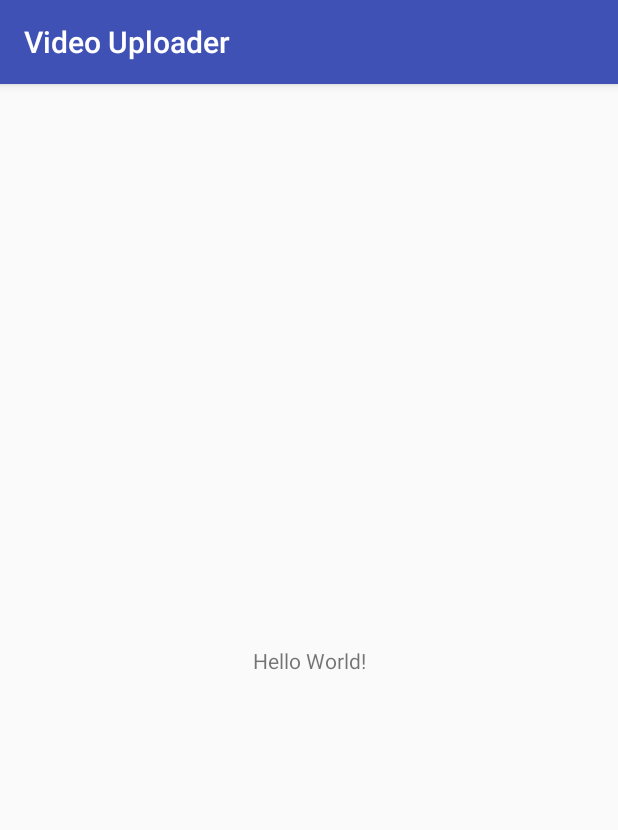
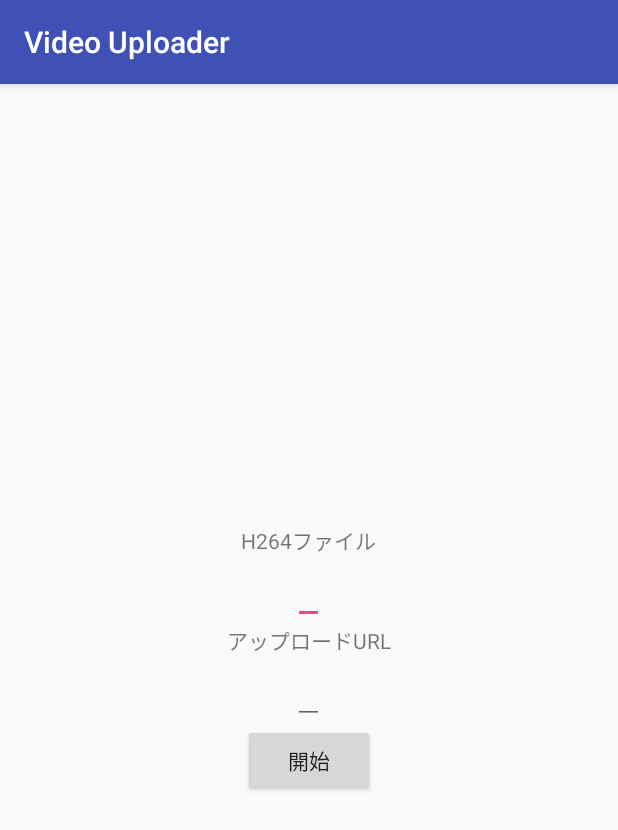
Before and after one commit to kcmkcm1234/android-video-uploader, an Android app: the screen it shows after launch (MainActivity), on a phone screen of 412 x 824 dp. Shown: the top 830 px of the screen. Run offline under Robolectric (Android 15) with nearby library versions, the phone set to English and light mode, and no system bars.

Commit message:
形を整えた

```diff
--- /dev/null
+++ b/app/src/main/java/jp/realglobe/android/uploader/video/app/MainActivity.java
@@ -0,0 +1,136 @@
+package jp.realglobe.android.uploader.video.app;
+
+import android.Manifest;
+import android.content.SharedPreferences;
+import android.content.pm.PackageManager;
+import android.os.Build;
+import android.os.Bundle;
+import android.os.Environment;
+import android.preference.PreferenceManager;
+import android.support.annotation.NonNull;
+import android.support.v4.app.ActivityCompat;
+import android.support.v7.app.AppCompatActivity;
+import android.util.Log;
+import android.view.View;
+import android.widget.Button;
+import android.widget.EditText;
+import android.widget.Toast;
+
+import java.io.BufferedInputStream;
+import java.io.File;
+import java.io.FileInputStream;
+import java.io.IOException;
+import java.io.InputStream;
+import java.util.Arrays;
+import java.util.concurrent.ExecutorService;
+import java.util.concurrent.Executors;
+import java.util.concurrent.Future;
+import java.util.concurrent.atomic.AtomicBoolean;
+
+import jp.realglobe.android.uploader.video.RtmpUploader;
+import jp.realglobe.android.uploader.video.VideoQueue;
+
+public class MainActivity extends AppCompatActivity {
+
+    private static final String TAG = MainActivity.class.getName();
+
+    private static final String KEY_PATH = "path";
+    private static final String KEY_URL = "url";
+
+    private static final long QUEUE_CAPACITY = 1 << 23; // 8MB
+    private static final long QUEUE_THRESHOLD = 1 << 20; // 1MB
+    private static final int DATA_SIZE = (1_000 << 10) / 8; // 1000Kb
+    private static final long READ_INTERVAL = 100; // ミリ秒
+
+    private static final String[] PERMISSIONS = new String[]{
+            Manifest.permission.INTERNET,
+            Manifest.permission.READ_EXTERNAL_STORAGE,
+            Manifest.permission.WRITE_EXTERNAL_STORAGE,
+    };
+    private static final int PERMISSION_REQUEST_CODE = 30236;
+
+    @Override
+    protected void onCreate(Bundle savedInstanceState) {
+        super.onCreate(savedInstanceState);
+        setContentView(R.layout.activity_main);
+
+        checkPermission();
+    }
+
+    /**
+     * 権限を確認する
+     */
+    private void checkPermission() {
+        if (Build.VERSION.SDK_INT >= Build.VERSION_CODES.M) {
+            ActivityCompat.requestPermissions(this, PERMISSIONS, PERMISSION_REQUEST_CODE);
+        } else {
+            start();
+        }
+    }
+
+    @Override
+    public void onRequestPermissionsResult(int requestCode, @NonNull String[] permissions, @NonNull int[] grantResults) {
+        if (requestCode != PERMISSION_REQUEST_CODE) {
+            return;
+        }
+
+        for (int i = 0; i < permissions.length; i++) {
+            if (grantResults[i] != PackageManager.PERMISSION_GRANTED) {
+                Toast.makeText(this, R.string.notification_permissions, Toast.LENGTH_LONG).show();
+                Log.w(TAG, permissions[i] + " are denied");
+                return;
+            }
+        }
+
+        start();
+    }
+
+    private void start() {
+        final EditText editPath = (EditText) findViewById(R.id.edit_path);
+        final EditText editUrl = (EditText) findViewById(R.id.edit_url);
+        final Button buttonStart = (Button) findViewById(R.id.button_start);
+
+        final SharedPreferences preferences = PreferenceManager.getDefaultSharedPreferences(getApplicationContext());
+        editPath.setText(preferences.getString(KEY_PATH, (new File(getExternalFilesDir(Environment.DIRECTORY_MOVIES), "video.h264")).getAbsolutePath()));
+        editUrl.setText(preferences.getString(KEY_URL, "rtmp://example.com/live/0"));
+
+        final ExecutorService executor = Executors.newCachedThreadPool();
+
+        buttonStart.setOnClickListener((View v) -> {
+            buttonStart.setEnabled(false);
+
+            final String path = editPath.getText().toString();
+            final String url = editUrl.getText().toString();
+
+            preferences.edit().putString(KEY_PATH, path).putString(KEY_URL, url).apply();
+
+            final AtomicBoolean running = new AtomicBoolean(true);
+            final VideoQueue queue = new VideoQueue(QUEUE_CAPACITY, QUEUE_THRESHOLD);
+
+            final RtmpUploader uploader = new RtmpUploader(queue, url, () -> {
+                running.set(false);
+                runOnUiThread(() -> buttonStart.setEnabled(true));
+            });
+            final Future<?> future = executor.submit(uploader);
+            executor.submit(() -> {
+                try (final InputStream input = new BufferedInputStream(new FileInputStream(path))) {
+                    final byte[] buff = new byte[DATA_SIZE];
+                    while (running.get()) {
+                        final int size = input.read(buff);
+                        if (size <= 0) {
+                            break;
+                        }
+                        queue.offer(Arrays.copyOf(buff, size));
+                        Thread.sleep(READ_INTERVAL);
+                    }
+                } catch (IOException e) {
+                    Log.e(TAG, "File error", e);
+                } catch (InterruptedException e) {
+                    // 終了
+                } finally {
+                    future.cancel(true);
+                }
+            });
+        });
+    }
+}
--- a/app/src/main/res/layout/activity_main.xml
+++ b/app/src/main/res/layout/activity_main.xml
@@ -1,18 +1,42 @@
 <?xml version="1.0" encoding="utf-8"?>
-<android.support.constraint.ConstraintLayout xmlns:android="http://schemas.android.com/apk/res/android"
-    xmlns:app="http://schemas.android.com/apk/res-auto"
+<LinearLayout xmlns:android="http://schemas.android.com/apk/res/android"
     xmlns:tools="http://schemas.android.com/tools"
     android:layout_width="match_parent"
     android:layout_height="match_parent"
-    tools:context="jp.realglobe.android.uploader.video.MainActivity">
+    android:gravity="center"
+    android:orientation="vertical"
+    tools:context=".MainActivity">
 
     <TextView
         android:layout_width="wrap_content"
         android:layout_height="wrap_content"
-        android:text="Hello World!"
-        app:layout_constraintBottom_toBottomOf="parent"
-        app:layout_constraintLeft_toLeftOf="parent"
-        app:layout_constraintRight_toRightOf="parent"
-        app:layout_constraintTop_toTopOf="parent" />
+        android:labelFor="@+id/edit_path"
+        android:text="@string/label_video_path" />
 
-</android.support.constraint.ConstraintLayout>
+    <EditText
+        android:id="@id/edit_path"
+        android:layout_width="wrap_content"
+        android:layout_height="wrap_content"
+        android:inputType="text"
+        android:text="" />
+
+    <TextView
+        android:layout_width="wrap_content"
+        android:layout_height="wrap_content"
+        android:labelFor="@+id/edit_url"
+        android:text="@string/label_upload_url" />
+
+    <EditText
+        android:id="@id/edit_url"
+        android:layout_width="wrap_content"
+        android:layout_height="wrap_content"
+        android:inputType="textUri"
+        android:text="" />
+
+    <Button
+        android:id="@+id/button_start"
+        android:layout_width="wrap_content"
+        android:layout_height="wrap_content"
+        android:text="@string/label_button_start" />
+
+</LinearLayout>
--- a/app/src/main/res/values/strings.xml
+++ b/app/src/main/res/values/strings.xml
@@ -1,3 +1,7 @@
 <resources>
     <string name="app_name">Video Uploader</string>
+    <string name="notification_permissions">権限が足りません。システム設定から許可してください</string>
+    <string name="label_video_path">H264ファイル</string>
+    <string name="label_upload_url">アップロードURL</string>
+    <string name="label_button_start">開始</string>
 </resources>
--- a/build.gradle
+++ b/build.gradle
@@ -9,6 +9,8 @@ buildscript {
 
         // NOTE: Do not place your application dependencies here; they belong
         // in the individual module build.gradle files
+
+        classpath 'me.tatarka:gradle-retrolambda:3.6.1'
     }
 }
 
--- a/lib/src/main/AndroidManifest.xml
+++ b/lib/src/main/AndroidManifest.xml
@@ -2,7 +2,9 @@
 
     package="jp.realglobe.android.uploader.video">
 
-    <application android:allowBackup="true" android:label="@string/app_name"
+    <application
+        android:allowBackup="true"
+        android:label="@string/app_name"
         android:supportsRtl="true">
 
     </application>
```
Also changed, not shown: app/build.gradle (+21 -4 lines), app/src/main/AndroidManifest.xml (+8 -2 lines), app/src/main/java/jp/realglobe/android/uploader/video/MainActivity.java (deleted, +0 -13 lines), lib/build.gradle (+19 -2 lines), lib/src/main/java/jp/realglobe/android/uploader/video/RtmpUploader.java (added, +98 -0 lines), lib/src/main/java/jp/realglobe/android/uploader/video/VideoQueue.java (added, +86 -0 lines), 4 other files.
